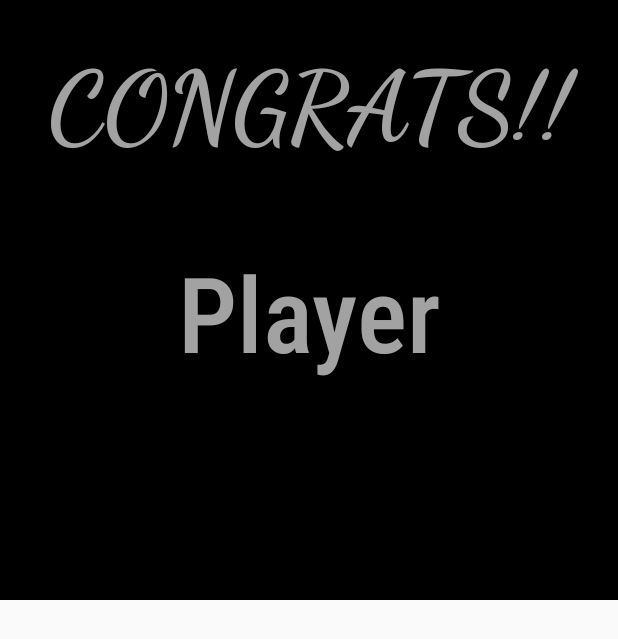
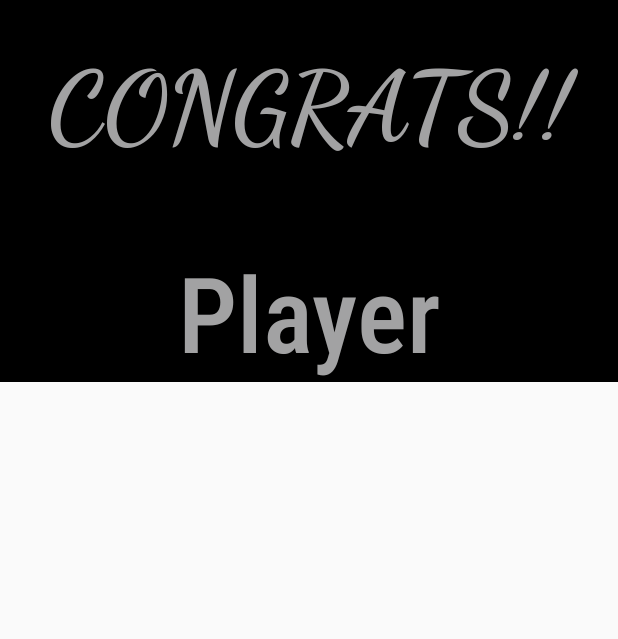
Before and after one commit to Grace0Hud/TicTacToev2, an Android app: the layout activity_win_screen.xml on its own in the app's theme, with its tools: preview values and no code run, on a phone screen of 412 x 824 dp. Shown: the top 639 px of the screen. Run offline under Robolectric (Android 15) with nearby library versions, the phone set to English and light mode, and no system bars.

Commit message:
adjusted layout to wrap_content

```diff
--- a/app/src/main/res/layout/activity_win_screen.xml
+++ b/app/src/main/res/layout/activity_win_screen.xml
@@ -3,7 +3,7 @@
     xmlns:app="http://schemas.android.com/apk/res-auto"
     xmlns:tools="http://schemas.android.com/tools"
     android:layout_width="match_parent"
-    android:layout_height="400dp"
+    android:layout_height="wrap_content"
     android:background="@color/black"
     android:orientation="vertical"
     >
```
